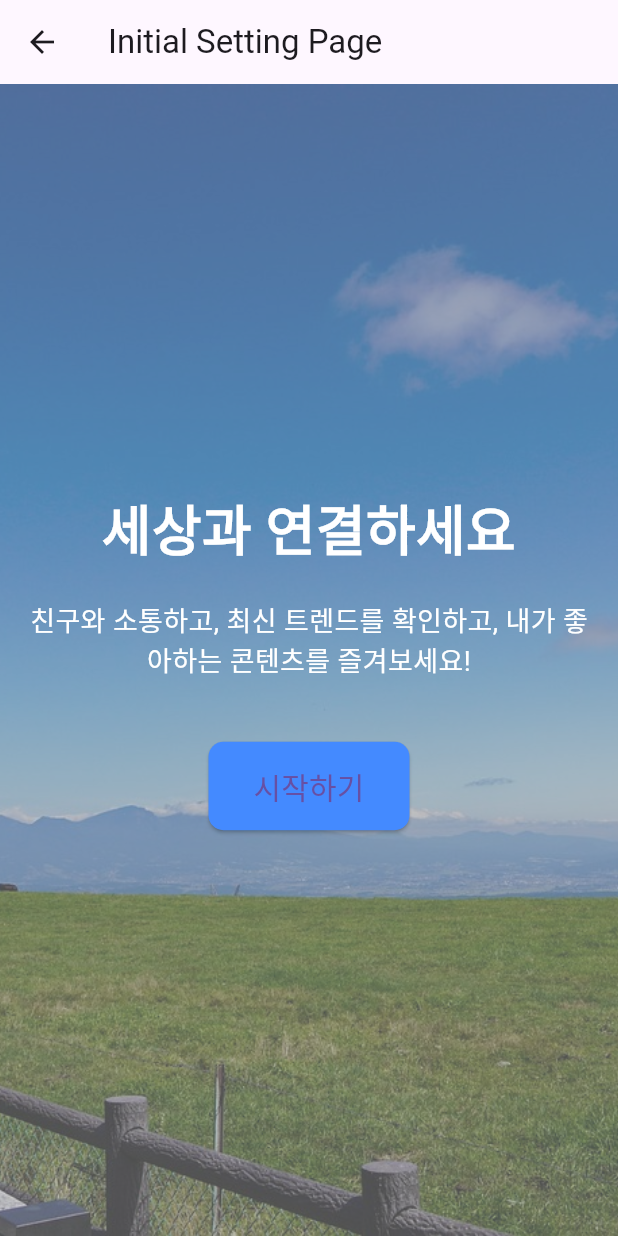
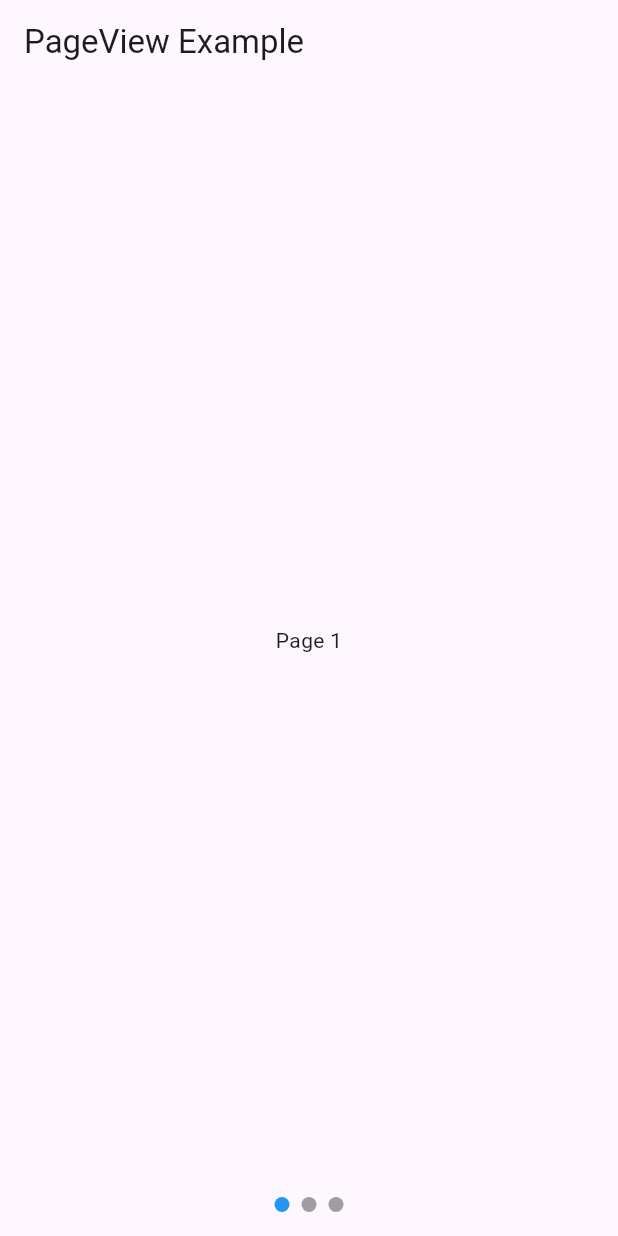
Before and after one commit to Mallang-Diary/MallangDiary-FrontEnd, a Flutter app: the InitialSettingPage screen opened by its route, after a tap on "시작하기", on a phone screen of 412 x 824 dp. Run offline on Flutter 3.47's test engine with Material 3 defaults, Android fonts, the phone set to English and light mode, and no system bars; drawn by our look-alikes of smooth_page_indicator; our stand-ins replace supabase; accounts and stored records are empty.

Commit message:
[page] page Indicator create

```diff
--- a/lib/initial_setting_page.dart
+++ b/lib/initial_setting_page.dart
@@ -48,7 +48,7 @@ class InitialSettingPage extends StatelessWidget {
                 SizedBox(height: 40),
                 ElevatedButton(
                     onPressed: (){
-                      // 시작하기 버튼 클릭 시 이동할 페이지 설정
+                      Navigator.pushNamed(context, '/page_indicator');
                     },
                     style: ElevatedButton.styleFrom(
                       backgroundColor: Colors.blueAccent,
--- a/lib/main.dart
+++ b/lib/main.dart
@@ -1,5 +1,6 @@
 import 'package:flutter/material.dart';
 import 'package:mallang_project_v1/initial_setting_page.dart';
+import 'package:mallang_project_v1/page_indicator.dart';
 import 'package:supabase/supabase.dart';
 
 void main() async{
@@ -28,6 +29,7 @@ class MyApp extends StatelessWidget {
       home: MyHomePage(supabase: supabase),
       routes: {
         '/initial_setting': (context) => InitialSettingPage(),
+        '/page_indicator': (context) => PageIndicator(),
       },
     );
   }
--- /dev/null
+++ b/lib/page_indicator.dart
@@ -0,0 +1,65 @@
+import 'package:flutter/cupertino.dart';
+import 'package:flutter/material.dart';
+import 'package:smooth_page_indicator/smooth_page_indicator.dart';
+
+class PageIndicator extends StatelessWidget {
+  @override
+  Widget build(BuildContext context) {
+    // TODO: implement build
+    return MaterialApp(
+      home: _PageIndicator(),
+    );
+  }
+}
+
+class _PageIndicator extends StatefulWidget {
+  @override
+  State<StatefulWidget> createState() {
+    // TODO: implement createState
+    return _PageIndicatorState();
+  }
+}
+
+class _PageIndicatorState extends State<_PageIndicator> {
+  PageController _pageController = PageController();
+
+  @override
+  Widget build(BuildContext context) {
+    return Scaffold(
+      appBar: AppBar(
+        title: Text('PageView Example'),
+      ),
+      body: Column(
+        children: [
+          Expanded(
+            child: PageView(
+              controller: _pageController,
+              children: [
+                Center(child: Text("Page 1")),
+                Center(child: Text("Page 2")),
+                Center(child: Text("Page 3")),
+              ],
+            ),
+          ),
+          SmoothPageIndicator(
+            controller: _pageController,
+            count: 3,
+            effect: WormEffect(
+              dotHeight: 10,
+              dotWidth: 10,
+              activeDotColor: Colors.blue,
+              dotColor: Colors.grey,
+            ),
+          ),
+          SizedBox(height: 16),
+        ],
+      ),
+    );
+  }
+
+  @override
+  void dispose() {
+    _pageController.dispose();
+    super.dispose();
+  }
+}
--- a/pubspec.yaml
+++ b/pubspec.yaml
@@ -36,6 +36,7 @@ dependencies:
   # Use with the CupertinoIcons class for iOS style icons.
   cupertino_icons: ^1.0.8
   supabase: ^2.5.0
+  smooth_page_indicator: ^1.2.0+3
 
 dev_dependencies:
   flutter_test:
```
Also changed, not shown: pubspec.lock.
